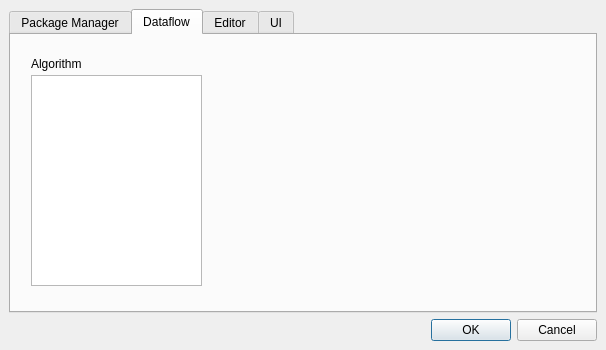
Old version of the form src/visualea/resources/preferences.ui in the repository openalea/visualea.
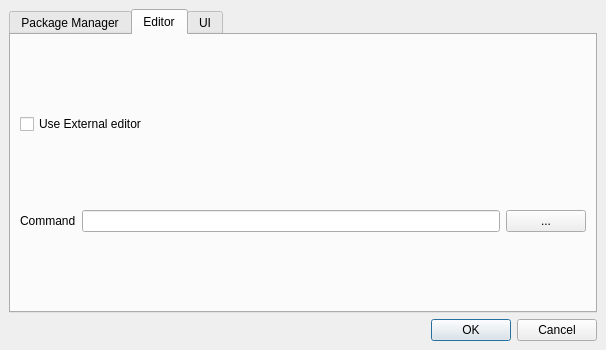
New version of the form. The open tabs and pages were chosen to show the change.

Commit message: evaluator dialog is removed from preferences as the evaluator is now set per composite node

Diff of the .ui file:
```diff
--- a/src/visualea/resources/preferences.ui
+++ b/src/visualea/resources/preferences.ui
@@ -61,36 +61,8 @@
        </item>
       </layout>
      </widget>
-     <widget class="QWidget" name="tab_4" >
-      <attribute name="title" >
-       <string>Dataflow</string>
-      </attribute>
-      <widget class="QLabel" name="label_3" >
-       <property name="geometry" >
-        <rect>
-         <x>20</x>
-         <y>20</y>
-         <width>56</width>
-         <height>17</height>
-        </rect>
-       </property>
-       <property name="text" >
-        <string>Algorithm</string>
-       </property>
-      </widget>
-      <widget class="QListWidget" name="listAlgo" >
-       <property name="geometry" >
-        <rect>
-         <x>20</x>
-         <y>40</y>
-         <width>171</width>
-         <height>211</height>
-        </rect>
-       </property>
-      </widget>
-     </widget>
-     <widget class="QWidget" name="tab_2" >
-      <attribute name="title" >
+     <widget class="QWidget" name="tab_2">
+      <attribute name="title">
        <string>Editor</string>
       </attribute>
       <layout class="QVBoxLayout" >
```
Left out of the diff: 143 changed lines with no effect on the pictures. The commit also changes 4 other files.
